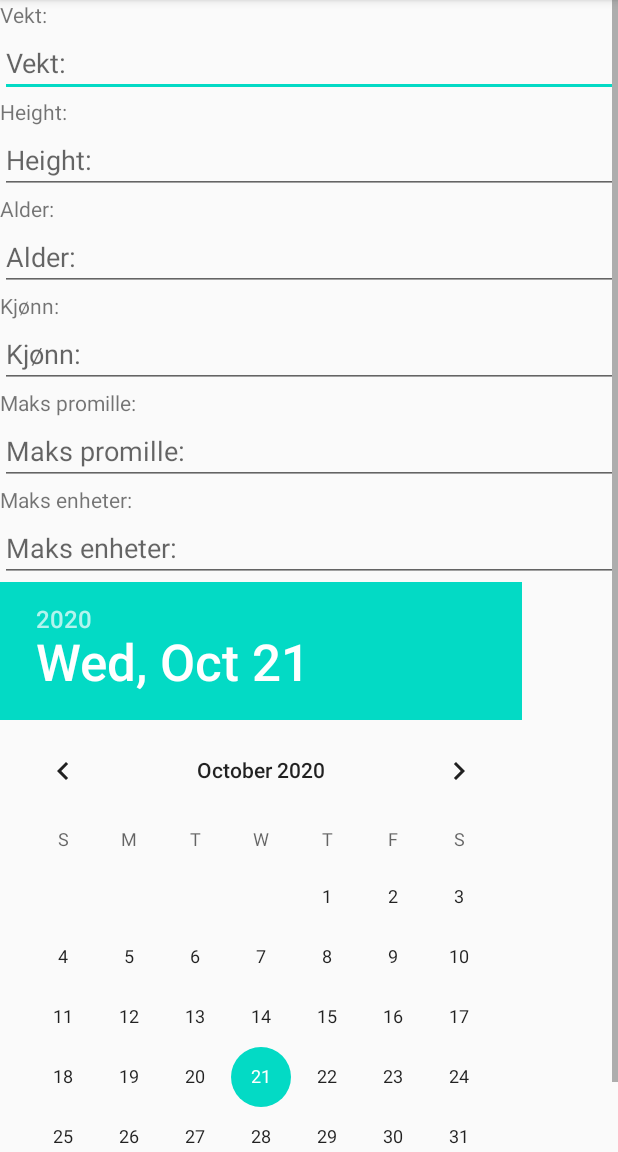
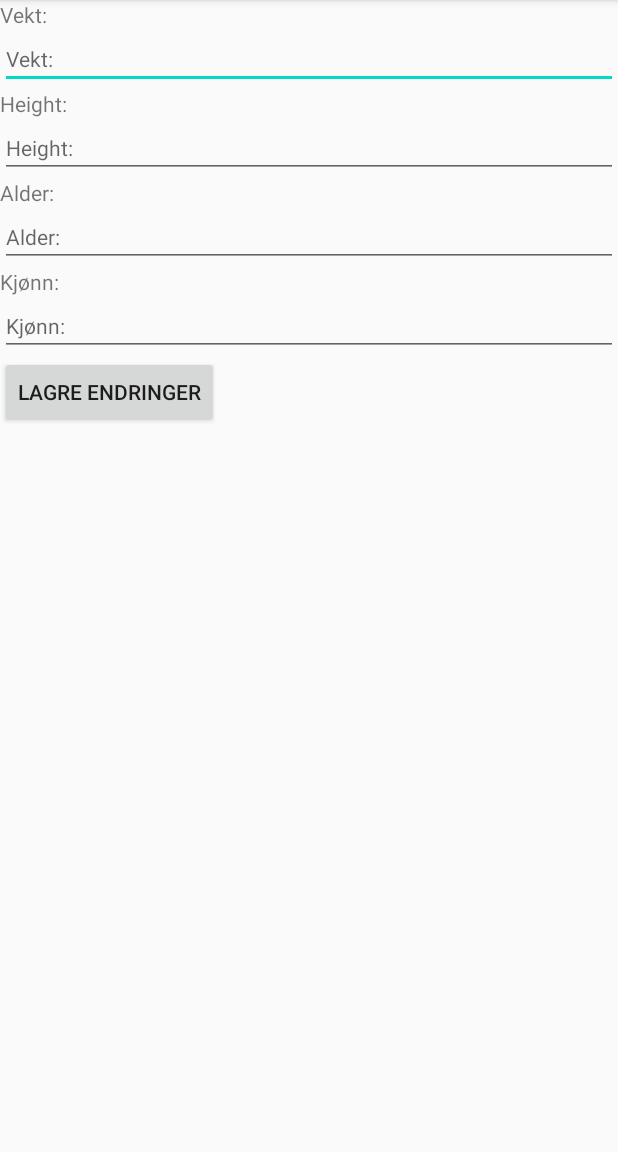
Before and after one commit to JoakimAa/Kjorbar, an Android app: the screen it shows after launch (ProfileActivity), after a tap on "PROFIL", on a phone screen of 412 x 824 dp, the part 84-1236 px from its top. Run offline under Robolectric (Android 15) with nearby library versions, the phone set to English and light mode, and no system bars; our stand-ins replace Firebase (no records; nobody signed in at launch, a user with empty details on screens opened directly); libraries missing offline, so code that uses them is left out: com.firebase.ui; 3 statements that could not run were skipped.

```diff
--- a/app/src/main/java/no/hiof/kjorbar/CalculateActivity.java
+++ b/app/src/main/java/no/hiof/kjorbar/CalculateActivity.java
@@ -20,7 +20,7 @@ public class CalculateActivity extends AppCompatActivity {
         btnAddUnit.setOnClickListener(new View.OnClickListener() {
             @Override
             public void onClick(View view) {
-                Intent intent =  new Intent(view.getContext(), AddUnitActivity.class);
+                Intent intent = new Intent(view.getContext(), AddUnitActivity.class);
                 startActivity(intent);
             }
         });
--- a/app/src/main/java/no/hiof/kjorbar/MainActivity.java
+++ b/app/src/main/java/no/hiof/kjorbar/MainActivity.java
@@ -1,26 +1,52 @@
 package no.hiof.kjorbar;
-
-import androidx.appcompat.app.AppCompatActivity;
 
 import android.content.Intent;
 import android.os.Bundle;
 import android.view.View;
 import android.widget.Button;
+import android.widget.Toast;
 
+import androidx.annotation.NonNull;
+import androidx.annotation.Nullable;
+import androidx.appcompat.app.AppCompatActivity;
+
+import com.firebase.ui.auth.AuthUI;
+import com.google.android.gms.tasks.OnCompleteListener;
+import com.google.android.gms.tasks.Task;
 import com.google.firebase.auth.FirebaseAuth;
+import com.google.firebase.auth.FirebaseUser;
+
+import java.util.Arrays;
+import java.util.List;
 
 public class MainActivity extends AppCompatActivity {
+    private final int RC_SIGN_IN = 123;
     private Button btnNavToProfile, btnNavToCalculate;
-
-    private FirebaseAuth firebaseAuth;
-
+    private FirebaseAuth auth;
+    private FirebaseAuth.AuthStateListener authStateListener;
 
     @Override
     protected void onCreate(Bundle savedInstanceState) {
         super.onCreate(savedInstanceState);
         setContentView(R.layout.activity_main);
 
-        firebaseAuth = FirebaseAuth.getInstance();
+        auth = FirebaseAuth.getInstance();
+
+        createAuthStateListener();
+
+        Button button = findViewById(R.id.btnLogOut);
+        button.setOnClickListener(new View.OnClickListener() {
+            @Override
+            public void onClick(View view) {
+                AuthUI.getInstance().signOut(getApplicationContext())
+                        .addOnCompleteListener(new OnCompleteListener<Void>() {
+                            @Override
+                            public void onComplete(@NonNull Task<Void> task) {
+                                Toast.makeText(getApplicationContext(), "User logged out", Toast.LENGTH_LONG).show();
+                            }
+                        });
+            }
+        });
 
         btnNavToProfile = findViewById(R.id.btnNavToProfile);
         btnNavToCalculate = findViewById(R.id.btnNavToCalculate);
@@ -28,7 +54,7 @@ public class MainActivity extends AppCompatActivity {
         btnNavToProfile.setOnClickListener(new View.OnClickListener() {
             @Override
             public void onClick(View view) {
-                Intent intent =  new Intent(view.getContext(), ProfileActivity.class);
+                Intent intent = new Intent(view.getContext(), ProfileActivity.class);
                 startActivity(intent);
             }
         });
@@ -36,9 +62,62 @@ public class MainActivity extends AppCompatActivity {
         btnNavToCalculate.setOnClickListener(new View.OnClickListener() {
             @Override
             public void onClick(View view) {
-                Intent intent =  new Intent(view.getContext(), CalculateActivity.class);
+                Intent intent = new Intent(view.getContext(), CalculateActivity.class);
                 startActivity(intent);
             }
         });
     }
+
+    private void createAuthStateListener() {
+        authStateListener = new FirebaseAuth.AuthStateListener() {
+            @Override
+            public void onAuthStateChanged(@NonNull FirebaseAuth firebaseAuth) {
+                FirebaseUser currentUser = firebaseAuth.getCurrentUser();
+                if (currentUser == null) {
+                    List<AuthUI.IdpConfig> providers = Arrays.asList(
+                            new AuthUI.IdpConfig.EmailBuilder().build(),
+                            new AuthUI.IdpConfig.GoogleBuilder().build());
+
+                    // Create and launch sign-in intent
+                    startActivityForResult(
+                            AuthUI.getInstance()
+                                    .createSignInIntentBuilder()
+                                    .setAvailableProviders(providers)
+                                    .build(),
+                            RC_SIGN_IN);
+                }
+                // TODO: Legg inn logget inn som i layout
+                /*else {
+                    Toast.makeText(getApplicationContext(), "Signed in as " + currentUser.getDisplayName(), Toast.LENGTH_LONG).show();
+                }*/
+            }
+        };
+    }
+
+    @Override
+    protected void onActivityResult(int requestCode, int resultCode, @Nullable Intent data) {
+        super.onActivityResult(requestCode, resultCode, data);
+
+        if (requestCode != RC_SIGN_IN)
+            return;
+
+        if (resultCode == RESULT_OK) {
+            FirebaseUser currentUser = auth.getCurrentUser();
+            Toast.makeText(getApplicationContext(), "Signed in as " + currentUser.getDisplayName(), Toast.LENGTH_LONG).show();
+        } else {
+            Toast.makeText(getApplicationContext(), "Signed in cancelled", Toast.LENGTH_LONG).show();
+        }
+    }
+
+    @Override
+    protected void onPause() {
+        super.onPause();
+        auth.removeAuthStateListener(authStateListener);
+    }
+
+    @Override
+    protected void onResume() {
+        super.onResume();
+        auth.addAuthStateListener(authStateListener);
+    }
 }
--- a/app/src/main/java/no/hiof/kjorbar/ProfileActivity.java
+++ b/app/src/main/java/no/hiof/kjorbar/ProfileActivity.java
@@ -2,17 +2,32 @@ package no.hiof.kjorbar;
 
 import android.content.Intent;
 import android.os.Bundle;
+import android.view.View;
+import android.widget.Button;
 import android.widget.DatePicker;
 import android.widget.EditText;
-import android.widget.TextView;
+import android.widget.TimePicker;
 
 import androidx.appcompat.app.AppCompatActivity;
 
+import com.google.firebase.auth.FirebaseAuth;
+import com.google.firebase.auth.FirebaseUser;
+import com.google.firebase.firestore.CollectionReference;
+import com.google.firebase.firestore.FirebaseFirestore;
+
+import no.hiof.kjorbar.model.User;
+
 public class ProfileActivity extends AppCompatActivity {
 
-    private TextView profileWeight, profileHeight, profileAge, profileGender, profileMaxPerMill, profileMaxPerUnit;
+    //private TextView profileWeight, profileHeight, profileAge, profileGender, profileMaxPerMill, profileMaxPerUnit;
     private EditText inpProfileWeight, inpProfileHeight, inpProfileAge, inpProfileGender, inpProfileMaxPerMill, inpProfileMaxPerUnit;
+    // TODO: DatePicker og TimePicker i et vindu
     private DatePicker datePicker;
+    private TimePicker timePicker;
+    private Button btnSave;
+
+    private FirebaseFirestore firestoreDb;
+    private CollectionReference usersCollectionReference;
 
     @Override
     protected void onCreate(Bundle savedInstanceState) {
@@ -20,14 +35,17 @@ public class ProfileActivity extends AppCompatActivity {
         setContentView(R.layout.activity_profile);
 
         Intent receivedIntent = getIntent();
+        final FirebaseUser firebaseUser = FirebaseAuth.getInstance().getCurrentUser();
+        firestoreDb = FirebaseFirestore.getInstance();
+        usersCollectionReference = firestoreDb.collection("users");
 
         // TextView
-        profileWeight = findViewById(R.id.profileWeight);
+        /*profileWeight = findViewById(R.id.profileWeight);
         profileHeight = findViewById(R.id.profileHeight);
         profileAge = findViewById(R.id.profileAge);
         profileGender = findViewById(R.id.profileGender);
         profileMaxPerMill = findViewById(R.id.profileMaxPerMill);
-        profileMaxPerUnit = findViewById(R.id.profileMaxPerUnit);
+        profileMaxPerUnit = findViewById(R.id.profileMaxPerUnit);*/
 
         // EditText
         inpProfileWeight = findViewById(R.id.inpProfileWeight);
@@ -39,6 +57,21 @@ public class ProfileActivity extends AppCompatActivity {
 
         //DatePicker
         datePicker = findViewById(R.id.datePicker);
+        timePicker = findViewById(R.id.timePicker);
+        timePicker.setIs24HourView(true);
+
+        btnSave = findViewById(R.id.btnSave);
+        btnSave.setOnClickListener(new View.OnClickListener() {
+            @Override
+            public void onClick(View view) {
+                assert firebaseUser != null;
+                User user = new User(firebaseUser.getUid(), Integer.parseInt(inpProfileWeight.getText().toString()), Integer.parseInt(inpProfileHeight.getText().toString()), Integer.parseInt(inpProfileAge.getText().toString()), inpProfileGender.getText().toString());
+
+                firestoreDb.collection("users").document(firebaseUser.getUid()).set(user);
+
+
+            }
+        });
 
 
     }
--- /dev/null
+++ b/app/src/main/java/no/hiof/kjorbar/model/Calculation.java
@@ -0,0 +1,4 @@
+package no.hiof.kjorbar.model;
+
+public class Calculation {
+}
--- a/app/src/main/res/layout/activity_profile.xml
+++ b/app/src/main/res/layout/activity_profile.xml
@@ -1,8 +1,22 @@
 <?xml version="1.0" encoding="utf-8"?>
-    <ScrollView xmlns:android="http://schemas.android.com/apk/res/android"
+<androidx.constraintlayout.widget.ConstraintLayout xmlns:android="http://schemas.android.com/apk/res/android"
+    xmlns:app="http://schemas.android.com/apk/res-auto"
+    android:layout_width="match_parent"
+    android:layout_height="match_parent"
+    android:layout_weight="1"
+    android:baselineAligned="false"
+    android:orientation="vertical">
+
+
+    <ScrollView
+        android:id="@+id/scrollView2"
         android:layout_width="match_parent"
-        android:layout_height="wrap_content"
-        android:layout_weight="1">
+        android:layout_height="0dp"
+        android:layout_weight="1"
+        app:layout_constraintBottom_toBottomOf="parent"
+        app:layout_constraintEnd_toEndOf="parent"
+        app:layout_constraintStart_toStartOf="parent"
+        app:layout_constraintTop_toTopOf="parent">
 
         <LinearLayout
             android:layout_width="match_parent"
@@ -21,9 +35,11 @@
                 android:layout_width="match_parent"
                 android:layout_height="wrap_content"
                 android:layout_weight="1"
+                android:autofillHints=""
                 android:ems="10"
                 android:hint="@string/profile_weight"
-                android:inputType="number" />
+                android:inputType="number"
+                android:textAppearance="@style/TextAppearance.AppCompat.Small" />
 
             <TextView
                 android:id="@+id/profileHeight"
@@ -37,9 +53,11 @@
                 android:layout_width="match_parent"
                 android:layout_height="wrap_content"
                 android:layout_weight="1"
+                android:autofillHints=""
                 android:ems="10"
                 android:hint="@string/profile_height"
-                android:inputType="number" />
+                android:inputType="number"
+                android:textAppearance="@style/TextAppearance.AppCompat.Small" />
 
             <TextView
                 android:id="@+id/profileAge"
@@ -53,9 +71,11 @@
                 android:layout_width="match_parent"
                 android:layout_height="wrap_content"
                 android:layout_weight="1"
+                android:autofillHints=""
                 android:ems="10"
                 android:hint="@string/profile_age"
-                android:inputType="number" />
+                android:inputType="number"
+                android:textAppearance="@style/TextAppearance.AppCompat.Small" />
 
             <TextView
                 android:id="@+id/profileGender"
@@ -69,46 +89,18 @@
                 android:layout_width="match_parent"
                 android:layout_height="wrap_content"
                 android:layout_weight="1"
+                android:autofillHints=""
                 android:ems="10"
                 android:hint="@string/profile_gender"
-                android:inputType="text" />
+                android:inputType="text"
+                android:textAppearance="@style/TextAppearance.AppCompat.Small" />
 
-            <TextView
-                android:id="@+id/profileMaxPerMill"
-                android:layout_width="match_parent"
+            <Button
+                android:id="@+id/btnSave"
+                android:layout_width="wrap_content"
                 android:layout_height="wrap_content"
-                android:layout_weight="1"
-                android:text="@string/profile_max_per_mill" />
-
-            <EditText
-                android:id="@+id/inpProfileMaxPerMill"
-                android:layout_width="match_parent"
-                android:layout_height="wrap_content"
-                android:layout_weight="1"
-                android:ems="10"
-                android:hint="@string/profile_max_per_mill"
-                android:inputType="number" />
-
-            <TextView
-                android:id="@+id/profileMaxPerUnit"
-                android:layout_width="match_parent"
-                android:layout_height="wrap_content"
-                android:layout_weight="1"
-                android:text="@string/profile_max_units" />
-
-            <EditText
-                android:id="@+id/inpProfileMaxPerUnit"
-                android:layout_width="match_parent"
-                android:layout_height="wrap_content"
-                android:layout_weight="1"
-                android:ems="10"
-                android:hint="@string/profile_max_units"
-                android:inputType="number" />
-
-            <DatePicker
-                android:id="@+id/datePicker"
-                android:layout_width="match_parent"
-                android:layout_height="wrap_content" />
+                android:text="@string/save" />
 
         </LinearLayout>
     </ScrollView>
+</androidx.constraintlayout.widget.ConstraintLayout>
--- a/app/src/main/res/values/strings.xml
+++ b/app/src/main/res/values/strings.xml
@@ -4,7 +4,6 @@
     <string name="navigation_main_to_profile">Profil</string>
     <string name="navigation_main_to_calculate">Kalkuler</string>
     <string name="navigation_calculation_to_add_unit">Legg til enhet</string>
-    <string name="navigation_calculation_to_home">Hjem</string>
 
     <string name="profile_weight">Vekt:</string>
     <string name="profile_height">Height:</string>
@@ -16,4 +15,8 @@
     <string name="calculation_drivable_in">Kjørbar om:</string>
     <string name="calculation_per_mill">Promille:</string>
 
+    <string name="log_out">Logg ut</string>
+    <string name="save">Lagre endringer</string>
+
+
 </resources>
```
Also changed, not shown: app/build.gradle (+2 -5 lines), app/src/main/java/no/hiof/kjorbar/User.java (deleted, +0 -75 lines), app/src/main/java/no/hiof/kjorbar/model/User.java (added, +59 -0 lines), app/src/main/res/layout/activity_calculate.xml (+2 -14 lines), app/src/main/res/layout/activity_main.xml (+12 -0 lines), app/src/main/res/layout/set_limits.xml (added, +58 -0 lines).
